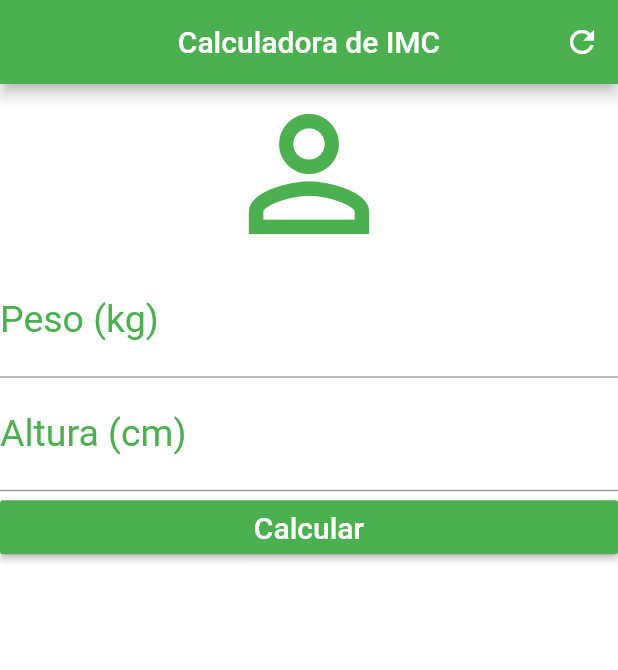
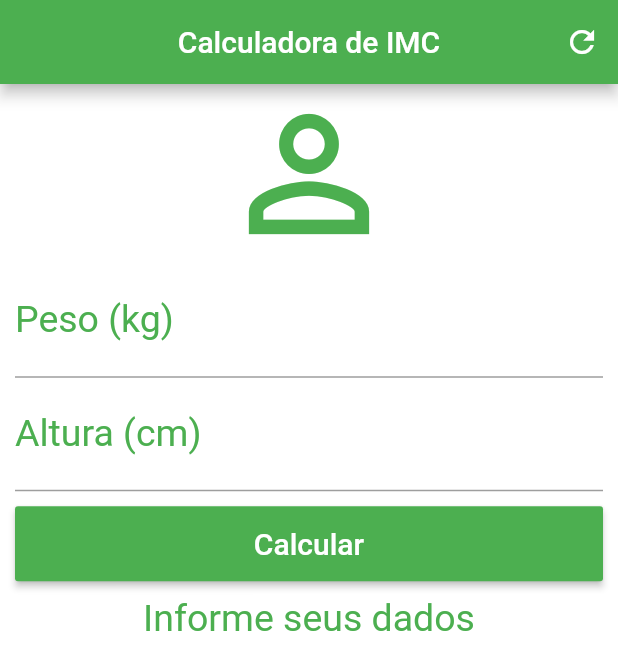
Before and after one commit to joaoprosa/calcImc_app, a Flutter app: the screen it shows after launch, after a tap on "Calcular", on a phone screen of 412 x 824 dp. Shown: the top 670 px of the screen. Run offline on Flutter 3.47's test engine with Material 2 defaults, Android fonts, the phone set to English and light mode, and no system bars.

Commit message:
Funções prontas

```diff
--- a/lib/main.dart
+++ b/lib/main.dart
@@ -1,3 +1,4 @@
+import 'package:flutter/cupertino.dart';
 import 'package:flutter/material.dart';
 
 void main() {
@@ -12,6 +13,43 @@ class Home extends StatefulWidget {
 }
 
 class _HomeState extends State<Home> {
+  TextEditingController weightController = TextEditingController();
+  TextEditingController heightController = TextEditingController();
+
+  String _infoText = "Informe seus dados";
+
+  void _resetFields() {
+    weightController.text = "";
+    heightController.text = "";
+    setState(() {
+      _infoText = "Informe seus dados!";
+    });
+
+  }
+
+  void calculate() {
+    setState(() {
+      double weight = double.parse(weightController.text);
+      double height = double.parse(heightController.text) / 100;
+
+      double imc = weight / (height * height);
+      print(imc);
+      if (imc < 18.6) {
+        _infoText = "Abaixo do Peso (${imc.toStringAsPrecision(3)})";
+      } else if(imc >= 18.6 && imc < 24.9){
+        _infoText = "Peso Ideal (${imc.toStringAsPrecision(3)})";
+      } else if(imc >= 24.9 && imc < 29.9){
+        _infoText = "Levemente Acima do Peso (${imc.toStringAsPrecision(3)})";
+      } else if(imc >= 29.9 && imc < 34.9){
+        _infoText = "Obesidade Grau I (${imc.toStringAsPrecision(3)})";
+      } else if(imc >= 34.9 && imc < 39.9){
+        _infoText = "Obesidade Grau II (${imc.toStringAsPrecision(3)})";
+      } else if(imc >= 40){
+        _infoText = "Obesidade Grau III (${imc.toStringAsPrecision(3)})";
+      }
+    });
+  }
+
   @override
   Widget build(BuildContext context) {
     return Scaffold(
@@ -22,12 +60,14 @@ class _HomeState extends State<Home> {
         actions: <Widget>[
           IconButton(
             icon: Icon(Icons.refresh),
-            onPressed: () {},
+            onPressed: _resetFields,
           )
         ],
       ),
       backgroundColor: Colors.white,
-      body: Column(
+      body: SingleChildScrollView(
+        padding: EdgeInsets.fromLTRB(10.0, 0.0, 10.0, 0.0),
+        child: Column(
           crossAxisAlignment: CrossAxisAlignment.stretch,
           children: <Widget>[
             Icon(Icons.person_outline, size: 120.0, color: Colors.green),
@@ -39,6 +79,7 @@ class _HomeState extends State<Home> {
               ),
               textAlign: TextAlign.center,
               style: TextStyle(color: Colors.green, fontSize: 25.0),
+              controller: weightController,
             ),
             TextField(
               keyboardType: TextInputType.number,
@@ -48,13 +89,31 @@ class _HomeState extends State<Home> {
               ),
               textAlign: TextAlign.center,
               style: TextStyle(color: Colors.green, fontSize: 25.0),
+              controller: heightController,
             ),
-          RaisedButton(
-            onPressed: (){},
-            child: Text("Calcular", style: TextStyle(color: Colors.white, fontSize: 20.0),),
+            Padding(
+                padding: EdgeInsets.only(top: 10.0, bottom: 10.0),
+                child: Container(
+                  height: 50.0,
+                  child: RaisedButton(
+                    onPressed: calculate,
+                    child: Text(
+                      "Calcular",
+                      style: TextStyle(color: Colors.white, fontSize: 20.0),
+                    ),
                     color: Colors.green,
-          )
+                  ),
+                )),
+            Text(
+              _infoText,
+              textAlign: TextAlign.center,
+              style: TextStyle(
+                color: Colors.green,
+                fontSize: 25.0,
+              ),
+            ),
           ],
+        ),
       ),
     );
   }
```
Lines whose indentation alone changed are shown as unchanged.
